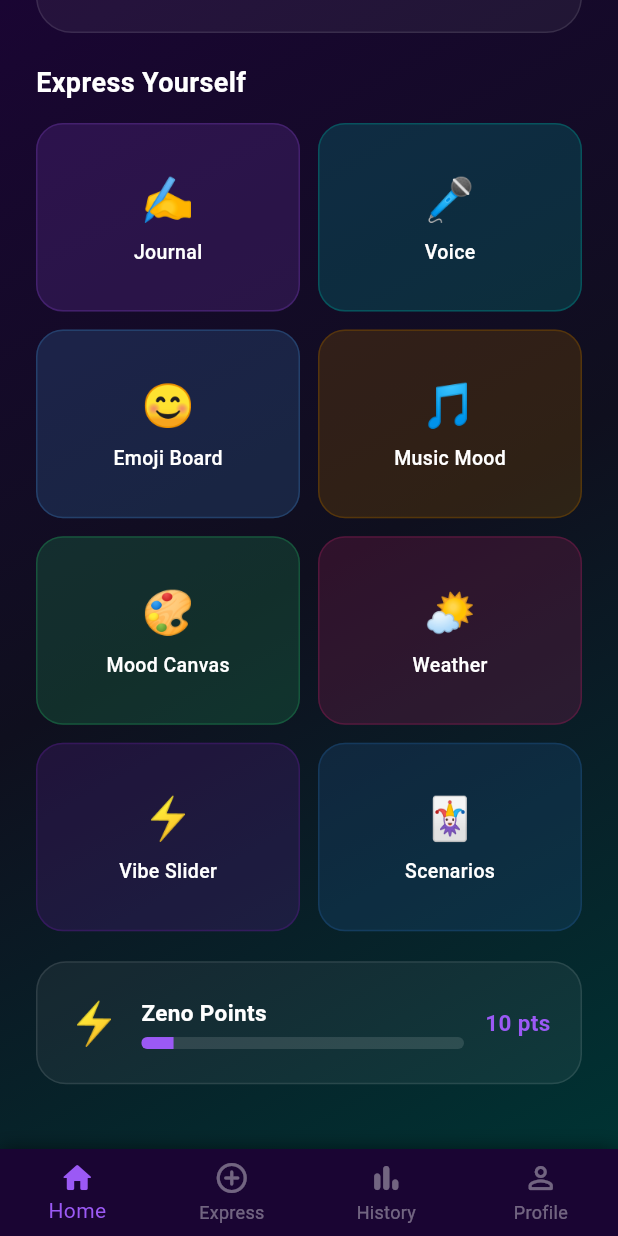
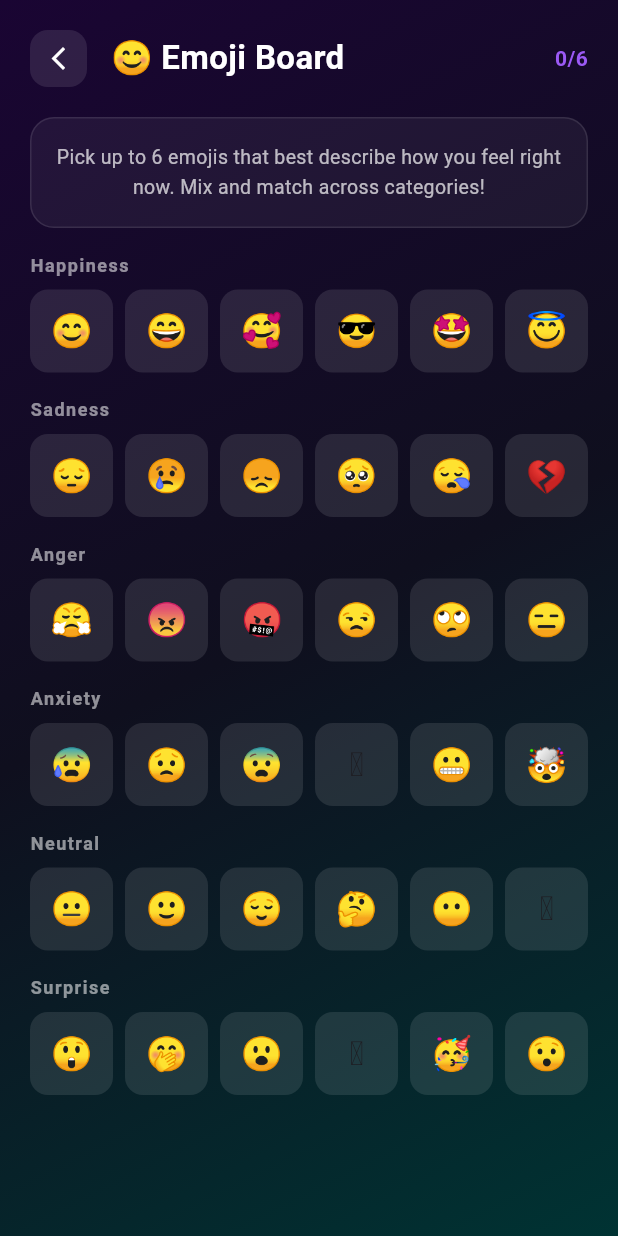
Before and after one commit to Beast93489/Zenora, a Flutter app: the screen it shows after launch, scrolled down 273 dp, after a tap on "Emoji Board", on a phone screen of 412 x 824 dp. Run offline on Flutter 3.47's test engine with Material 3 defaults, Android fonts, the phone set to English and light mode, and no system bars; our stand-ins replace google_generative_ai; Roboto replaces fonts that are missing (Arial).

Commit message:
Add Emoji Board screen with mood detection

```diff
--- /dev/null
+++ b/lib/emoji_board_screen.dart
@@ -0,0 +1,457 @@
+import 'package:flutter/material.dart';
+
+class EmojiBoardScreen extends StatefulWidget {
+  const EmojiBoardScreen({super.key});
+
+  @override
+  State<EmojiBoardScreen> createState() => _EmojiBoardScreenState();
+}
+
+class _EmojiBoardScreenState extends State<EmojiBoardScreen>
+    with TickerProviderStateMixin {
+  final Set<String> _selectedEmojis = {};
+  String _detectedEmotion = '';
+  String _aiResponse = '';
+  bool _isAnalyzing = false;
+  late AnimationController _pulseController;
+  late Animation<double> _pulseAnimation;
+
+  // Emoji categories
+  final Map<String, List<Map<String, dynamic>>> _emojiCategories = {
+    'Happiness': [
+      {'emoji': '😊', 'emotion': 'joy', 'label': 'Happy'},
+      {'emoji': '😄', 'emotion': 'joy', 'label': 'Excited'},
+      {'emoji': '🥰', 'emotion': 'joy', 'label': 'Loved'},
+      {'emoji': '😎', 'emotion': 'joy', 'label': 'Cool'},
+      {'emoji': '🤩', 'emotion': 'joy', 'label': 'Amazed'},
+      {'emoji': '😇', 'emotion': 'joy', 'label': 'Blessed'},
+    ],
+    'Sadness': [
+      {'emoji': '😔', 'emotion': 'sadness', 'label': 'Sad'},
+      {'emoji': '😢', 'emotion': 'sadness', 'label': 'Crying'},
+      {'emoji': '😞', 'emotion': 'sadness', 'label': 'Disappointed'},
+      {'emoji': '🥺', 'emotion': 'sadness', 'label': 'Pleading'},
+      {'emoji': '😪', 'emotion': 'sadness', 'label': 'Sleepy'},
+      {'emoji': '💔', 'emotion': 'sadness', 'label': 'Heartbroken'},
+    ],
+    'Anger': [
+      {'emoji': '😤', 'emotion': 'anger', 'label': 'Frustrated'},
+      {'emoji': '😠', 'emotion': 'anger', 'label': 'Angry'},
+      {'emoji': '🤬', 'emotion': 'anger', 'label': 'Furious'},
+      {'emoji': '😒', 'emotion': 'anger', 'label': 'Annoyed'},
+      {'emoji': '🙄', 'emotion': 'anger', 'label': 'Eye Roll'},
+      {'emoji': '😑', 'emotion': 'anger', 'label': 'Done'},
+    ],
+    'Anxiety': [
+      {'emoji': '😰', 'emotion': 'fear', 'label': 'Anxious'},
+      {'emoji': '😟', 'emotion': 'fear', 'label': 'Worried'},
+      {'emoji': '😨', 'emotion': 'fear', 'label': 'Scared'},
+      {'emoji': '🫠', 'emotion': 'fear', 'label': 'Melting'},
+      {'emoji': '😬', 'emotion': 'fear', 'label': 'Nervous'},
+      {'emoji': '🤯', 'emotion': 'fear', 'label': 'Overwhelmed'},
+    ],
+    'Neutral': [
+      {'emoji': '😐', 'emotion': 'neutral', 'label': 'Neutral'},
+      {'emoji': '🙂', 'emotion': 'neutral', 'label': 'Okay'},
+      {'emoji': '😌', 'emotion': 'neutral', 'label': 'Calm'},
+      {'emoji': '🤔', 'emotion': 'neutral', 'label': 'Thinking'},
+      {'emoji': '😶', 'emotion': 'neutral', 'label': 'Speechless'},
+      {'emoji': '🫤', 'emotion': 'neutral', 'label': 'Meh'},
+    ],
+    'Surprise': [
+      {'emoji': '😲', 'emotion': 'surprise', 'label': 'Shocked'},
+      {'emoji': '🤭', 'emotion': 'surprise', 'label': 'Surprised'},
+      {'emoji': '😮', 'emotion': 'surprise', 'label': 'Wow'},
+      {'emoji': '🫢', 'emotion': 'surprise', 'label': 'Gasp'},
+      {'emoji': '🥳', 'emotion': 'surprise', 'label': 'Celebrate'},
+      {'emoji': '😯', 'emotion': 'surprise', 'label': 'Stunned'},
+    ],
+  };
+
+  final Map<String, Map<String, dynamic>> _emotionData = {
+    'joy':      {'emoji': '😊', 'color': Color(0xFFFFB800), 'label': 'Joyful'},
+    'sadness':  {'emoji': '😔', 'color': Color(0xFF4A90D9), 'label': 'Sad'},
+    'anger':    {'emoji': '😤', 'color': Color(0xFFE74C3C), 'label': 'Angry'},
+    'fear':     {'emoji': '😰', 'color': Color(0xFF9B59B6), 'label': 'Anxious'},
+    'surprise': {'emoji': '😲', 'color': Color(0xFF00B4B4), 'label': 'Surprised'},
+    'disgust':  {'emoji': '🤢', 'color': Color(0xFF27AE60), 'label': 'Disgusted'},
+    'neutral':  {'emoji': '😐', 'color': Color(0xFF95A5A6), 'label': 'Neutral'},
+  };
+
+  @override
+  void initState() {
+    super.initState();
+    _pulseController = AnimationController(
+      vsync: this,
+      duration: const Duration(milliseconds: 800),
+    )..repeat(reverse: true);
+    _pulseAnimation = Tween<double>(begin: 1.0, end: 1.12).animate(
+      CurvedAnimation(parent: _pulseController, curve: Curves.easeInOut),
+    );
+  }
+
+  @override
+  void dispose() {
+    _pulseController.dispose();
+    super.dispose();
+  }
+
+  String _detectEmotionFromEmojis() {
+    if (_selectedEmojis.isEmpty) return 'neutral';
+    final emotionCounts = <String, int>{};
+    for (final category in _emojiCategories.values) {
+      for (final item in category) {
+        if (_selectedEmojis.contains(item['emoji'])) {
+          final emotion = item['emotion'] as String;
+          emotionCounts[emotion] = (emotionCounts[emotion] ?? 0) + 1;
+        }
+      }
+    }
+    if (emotionCounts.isEmpty) return 'neutral';
+    return emotionCounts.entries
+        .reduce((a, b) => a.value > b.value ? a : b)
+        .key;
+  }
+
+  String _getResponse(String emotion) {
+    final responses = {
+      'joy': "Your emoji selection radiates positive energy! 🌟 These feelings of happiness are wonderful — hold onto them and let them fuel your day!",
+      'sadness': "It's okay to feel this way. 💙 Your emotions are valid. Take it easy today — be gentle with yourself and reach out to someone you trust.",
+      'anger': "I can see you're feeling frustrated right now. 🌊 Take a few deep breaths. This feeling will pass — try to channel it into something productive.",
+      'fear': "Anxiety can feel overwhelming, but you're stronger than you think. 💪 Try the 5-4-3-2-1 grounding technique: name 5 things you can see right now.",
+      'surprise': "Life is full of unexpected moments! ✨ Whether it's good or challenging news, remember that you have the strength to adapt and grow.",
+      'neutral': "Feeling balanced today? 😌 That's perfectly fine — not every day needs to be intense. Use this calm energy to focus on something meaningful.",
+    };
+    return responses[emotion] ?? responses['neutral']!;
+  }
+
+  void _analyzeBoard() async {
+    if (_selectedEmojis.isEmpty) return;
+    setState(() {
+      _isAnalyzing = true;
+      _detectedEmotion = '';
+      _aiResponse = '';
+    });
+    await Future.delayed(const Duration(milliseconds: 1500));
+    final emotion = _detectEmotionFromEmojis();
+    setState(() {
+      _isAnalyzing = false;
+      _detectedEmotion = emotion;
+      _aiResponse = _getResponse(emotion);
+    });
+  }
+
+  void _toggleEmoji(String emoji) {
+    setState(() {
+      if (_selectedEmojis.contains(emoji)) {
+        _selectedEmojis.remove(emoji);
+      } else {
+        if (_selectedEmojis.length < 6) {
+          _selectedEmojis.add(emoji);
+        }
+      }
+      // Reset result when selection changes
+      _detectedEmotion = '';
+      _aiResponse = '';
+    });
+  }
+
+  @override
+  Widget build(BuildContext context) {
+    final emotionInfo = _detectedEmotion.isNotEmpty
+        ? _emotionData[_detectedEmotion]
+        : null;
+
+    return Scaffold(
+      body: Container(
+        decoration: const BoxDecoration(
+          gradient: LinearGradient(
+            begin: Alignment.topLeft,
+            end: Alignment.bottomRight,
+            colors: [Color(0xFF1A0533), Color(0xFF0F0F1E), Color(0xFF003333)],
+          ),
+        ),
+        child: SafeArea(
+          child: Column(
+            children: [
+              // Header
+              Padding(
+                padding: const EdgeInsets.all(20),
+                child: Row(
+                  children: [
+                    GestureDetector(
+                      onTap: () => Navigator.pop(context),
+                      child: Container(
+                        padding: const EdgeInsets.all(10),
+                        decoration: BoxDecoration(
+                          color: Color(0x1AFFFFFF),
+                          borderRadius: BorderRadius.circular(12),
+                        ),
+                        child: const Icon(Icons.arrow_back_ios_new,
+                            color: Colors.white, size: 18),
+                      ),
+                    ),
+                    const SizedBox(width: 16),
+                    const Text(
+                      '😊 Emoji Board',
+                      style: TextStyle(
+                        color: Colors.white,
+                        fontSize: 22,
+                        fontWeight: FontWeight.bold,
+                      ),
+                    ),
+                    const Spacer(),
+                    Text(
+                      '${_selectedEmojis.length}/6',
+                      style: const TextStyle(
+                        color: Color(0xFF9B59F5),
+                        fontSize: 14,
+                        fontWeight: FontWeight.bold,
+                      ),
+                    ),
+                  ],
+                ),
+              ),
+
+              Expanded(
+                child: SingleChildScrollView(
+                  padding: const EdgeInsets.symmetric(horizontal: 20),
+                  child: Column(
+                    crossAxisAlignment: CrossAxisAlignment.start,
+                    children: [
+                      // Instruction
+                      Container(
+                        width: double.infinity,
+                        padding: const EdgeInsets.all(16),
+                        decoration: BoxDecoration(
+                          color: Color(0x0DFFFFFF),
+                          borderRadius: BorderRadius.circular(16),
+                          border: Border.all(color: Color(0x1AFFFFFF)),
+                        ),
+                        child: const Text(
+                          'Pick up to 6 emojis that best describe how you feel right now. Mix and match across categories!',
+                          style: TextStyle(
+                            color: Colors.white70,
+                            fontSize: 13,
+                            height: 1.5,
+                          ),
+                          textAlign: TextAlign.center,
+                        ),
+                      ),
+
+                      const SizedBox(height: 16),
+
+                      // Selected emojis preview
+                      if (_selectedEmojis.isNotEmpty) ...[
+                        Container(
+                          width: double.infinity,
+                          padding: const EdgeInsets.all(16),
+                          decoration: BoxDecoration(
+                            color: Color(0x1A9B59F5),
+                            borderRadius: BorderRadius.circular(16),
+                            border: Border.all(
+                                color: Color(0xFF9B59F5).withValues(alpha: 0.4)),
+                          ),
+                          child: Column(
+                            children: [
+                              const Text(
+                                'Your Selection',
+                                style: TextStyle(
+                                  color: Color(0xFF9B59F5),
+                                  fontSize: 12,
+                                  letterSpacing: 1,
+                                  fontWeight: FontWeight.bold,
+                                ),
+                              ),
+                              const SizedBox(height: 10),
+                              Wrap(
+                                spacing: 8,
+                                children: _selectedEmojis
+                                    .map((e) => ScaleTransition(
+                                          scale: _pulseAnimation,
+                                          child: Text(e,
+                                              style: const TextStyle(
+                                                  fontSize: 32)),
+                                        ))
+                                    .toList(),
+                              ),
+                            ],
+                          ),
+                        ),
+                        const SizedBox(height: 16),
+                      ],
+
+                      // Emoji categories
+                      ..._emojiCategories.entries.map((category) {
+                        return Column(
+                          crossAxisAlignment: CrossAxisAlignment.start,
+                          children: [
+                            Text(
+                              category.key,
+                              style: const TextStyle(
+                                color: Colors.white54,
+                                fontSize: 12,
+                                letterSpacing: 1,
+                                fontWeight: FontWeight.bold,
+                              ),
+                            ),
+                            const SizedBox(height: 8),
+                            GridView.count(
+                              shrinkWrap: true,
+                              physics: const NeverScrollableScrollPhysics(),
+                              crossAxisCount: 6,
+                              crossAxisSpacing: 8,
+                              mainAxisSpacing: 8,
+                              children: category.value.map((item) {
+                                final emoji = item['emoji'] as String;
+                                final isSelected =
+                                    _selectedEmojis.contains(emoji);
+                                return GestureDetector(
+                                  onTap: () => _toggleEmoji(emoji),
+                                  child: AnimatedContainer(
+                                    duration:
+                                        const Duration(milliseconds: 200),
+                                    decoration: BoxDecoration(
+                                      color: isSelected
+                                          ? Color(0xFF5C2D91)
+                                          : Color(0x1AFFFFFF),
+                                      borderRadius:
+                                          BorderRadius.circular(12),
+                                      border: Border.all(
+                                        color: isSelected
+                                            ? Color(0xFF9B59F5)
+                                            : Colors.transparent,
+                                        width: 2,
+                                      ),
+                                    ),
+                                    child: Center(
+                                      child: Text(emoji,
+                                          style: TextStyle(
+                                              fontSize:
+                                                  isSelected ? 26 : 22)),
+                                    ),
+                                  ),
+                                );
+                              }).toList(),
+                            ),
+                            const SizedBox(height: 16),
+                          ],
+                        );
+                      }),
+
+                      // Analyse button
+                      if (_selectedEmojis.isNotEmpty)
+                        SizedBox(
+                          width: double.infinity,
+                          child: GestureDetector(
+                            onTap: _isAnalyzing ? null : _analyzeBoard,
+                            child: Container(
+                              padding:
+                                  const EdgeInsets.symmetric(vertical: 16),
+                              decoration: BoxDecoration(
+                                gradient: const LinearGradient(
+                                  colors: [
+                                    Color(0xFF5C2D91),
+                                    Color(0xFF007A7A)
+                                  ],
+                                ),
+                                borderRadius: BorderRadius.circular(16),
+                              ),
+                              child: Center(
+                                child: _isAnalyzing
+                                    ? const SizedBox(
+                                        width: 24,
+                                        height: 24,
+                                        child: CircularProgressIndicator(
+                                          color: Colors.white,
+                                          strokeWidth: 2,
+                                        ),
+                                      )
+                                    : const Text(
+                                        '✨ Read My Mood',
+                                        style: TextStyle(
+                                          color: Colors.white,
+                                          fontSize: 16,
+                                          fontWeight: FontWeight.bold,
+                                        ),
+                                      ),
+                              ),
+                            ),
+                          ),
+                        ),
+
+                      // Result
+                      if (emotionInfo != null) ...[
+                        const SizedBox(height: 20),
+                        Container(
+                          width: double.infinity,
+                          padding: const EdgeInsets.all(20),
+                          decoration: BoxDecoration(
+                            color: (emotionInfo['color'] as Color)
+                                .withValues(alpha: 0.15),
+                            borderRadius: BorderRadius.circular(20),
+                            border: Border.all(
+                              color: (emotionInfo['color'] as Color)
+                                  .withValues(alpha: 0.4),
+                            ),
+                          ),
+                          child: Column(
+                            children: [
+                              Text(
+                                emotionInfo['emoji'] as String,
+                                style: const TextStyle(fontSize: 48),
+                              ),
+                              const SizedBox(height: 8),
+                              Text(
+                                'Feeling ${emotionInfo['label']}',
+                                style: TextStyle(
+                                  color: emotionInfo['color'] as Color,
+                                  fontSize: 20,
+                                  fontWeight: FontWeight.bold,
+                                ),
+                              ),
+                              const SizedBox(height: 12),
+                              Text(
+                                _aiResponse,
+                                textAlign: TextAlign.center,
+                                style: const TextStyle(
+                                  color: Colors.white70,
+                                  fontSize: 14,
+                                  height: 1.5,
+                                ),
+                              ),
+                              const SizedBox(height: 16),
+                              // Points earned
+                              Container(
+                                padding: const EdgeInsets.symmetric(
+                                    horizontal: 16, vertical: 8),
+                                decoration: BoxDecoration(
+                                  color: Color(0x1A9B59F5),
+                                  borderRadius: BorderRadius.circular(20),
+                                ),
+                                child: const Text(
+                                  '⚡ +5 Zeno Points earned!',
+                                  style: TextStyle(
+                                    color: Color(0xFF9B59F5),
+                                    fontWeight: FontWeight.bold,
+                                    fontSize: 13,
+                                  ),
+                                ),
+                              ),
+                            ],
+                          ),
+                        ),
+                      ],
+
+                      const SizedBox(height: 30),
+                    ],
+                  ),
+                ),
+              ),
+            ],
+          ),
+        ),
+      ),
+    );
+  }
+}
--- a/lib/main.dart
+++ b/lib/main.dart
@@ -1,6 +1,7 @@
 import 'package:flutter/material.dart';
 import 'journal_screen.dart';
 import 'mood_history_screen.dart';
+import 'emoji_board_screen.dart';
 
 void main() {
   runApp(const ZenoraApp());
@@ -391,7 +392,15 @@ class HomeScreen extends StatelessWidget {
                       ),
                     ),
                     _ModeCard(emoji: '🎤', title: 'Voice', color: const Color(0xFF007A7A)),
-                    _ModeCard(emoji: '😊', title: 'Emoji Board', color: const Color(0xFF2D5C91)),
+                    _ModeCard(
+  emoji: '😊',
+  title: 'Emoji Board',
+  color: const Color(0xFF2D5C91),
+  onTap: () => Navigator.push(
+    context,
+    MaterialPageRoute(builder: (_) => const EmojiBoardScreen()),
+  ),
+),
                     _ModeCard(emoji: '🎵', title: 'Music Mood', color: const Color(0xFF7A4A00)),
                     _ModeCard(emoji: '🎨', title: 'Mood Canvas', color: const Color(0xFF1A7A4A)),
                     _ModeCard(emoji: '🌤️', title: 'Weather', color: const Color(0xFF7A1A4A)),
```
